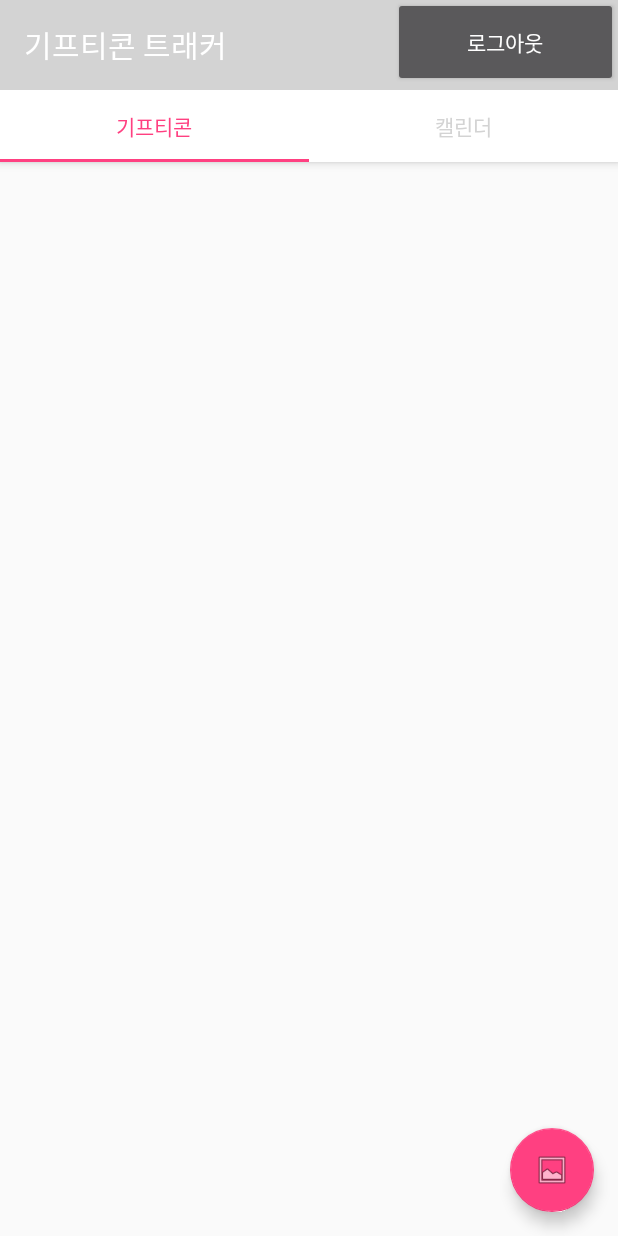
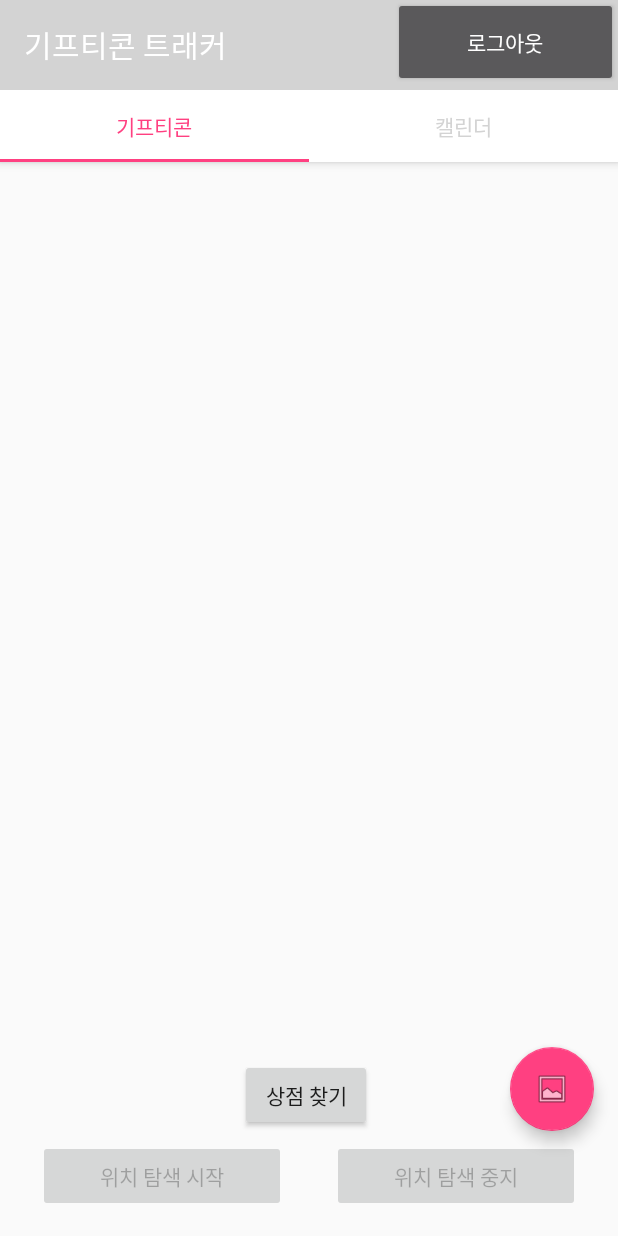
Before and after one commit to LoGuzo/CloudVision, an Android app: the MainActivity screen opened directly, with no data from a screen before it, on a phone screen of 412 x 824 dp. Run offline under Robolectric (Android 15) with nearby library versions, the phone set to English and light mode, and no system bars; our stand-ins replace Firebase (no records; nobody signed in at launch, a user with empty details on screens opened directly); libraries missing offline, so code that uses them is left out: com.prolificinteractive.materialcalendarview; pictures from the network do not load; 6 statements that could not run were skipped.

Commit message:
위치 알림 추가

```diff
--- a/app/build.gradle
+++ b/app/build.gradle
@@ -71,7 +71,6 @@ dependencies {
     annotationProcessor 'com.github.bumptech.glide:compiler:4.12.0'   //클라이드 이미지 로딩2
 
     //김명준
-    implementation('com.google.android.gms:play-services-location:18.0.0')
     implementation 'com.google.android.gms:play-services-location:18.0.0'
     implementation 'com.google.android.gms:play-services-maps:18.1.0'
 }
--- a/app/src/main/AndroidManifest.xml
+++ b/app/src/main/AndroidManifest.xml
@@ -3,7 +3,9 @@
     xmlns:tools="http://schemas.android.com/tools"
     package="com.google.sample.cloudvision">
 
+    <uses-permission android:name="android.permission.ACCESS_FINE_LOCATION" />
     <uses-permission android:name="android.permission.FOREGROUND_SERVICE" />
+    <uses-permission android:name="android.permission.POST_NOTIFICATIONS" />
     <uses-permission android:name="android.permission.VIBRATE" />
     <uses-permission android:name="android.permission.ACCESS_COARSE_LOCATION" />
     <uses-permission android:name="android.permission.INTERNET" />
@@ -65,6 +67,10 @@
                 <action android:name="android.intent.action.BOOT_COMPLETED" />
             </intent-filter>
         </receiver>
+        <service
+            android:name=".alarmFunction.LocationService"
+            android:enabled="true"
+            android:exported="true"/>
     </application>
 
 </manifest>
--- a/app/src/main/java/com/google/sample/cloudvision/alarmFunction/AlarmReceiver.java
+++ b/app/src/main/java/com/google/sample/cloudvision/alarmFunction/AlarmReceiver.java
@@ -71,4 +71,5 @@ public class AlarmReceiver extends BroadcastReceiver {
 
     }
 
+
 }
--- a/app/src/main/java/com/google/sample/cloudvision/alarmFunction/Constants.java
+++ b/app/src/main/java/com/google/sample/cloudvision/alarmFunction/Constants.java
@@ -2,7 +2,7 @@ package com.google.sample.cloudvision.alarmFunction;
 
 public class Constants {
     static final int SERVICE_ID = 10;
-    static final String START_SERVICE = "startLocationService";
-    static final String STOP_SERVICE = "stopLocationService";
-    static String nearestStore = null;
+    public static final String START_SERVICE = "startLocationService";
+    public static final String STOP_SERVICE = "stopLocationService";
+    public static String nearestStore = null;
 }
--- a/app/src/main/java/com/google/sample/cloudvision/alarmFunction/LocationService.java
+++ b/app/src/main/java/com/google/sample/cloudvision/alarmFunction/LocationService.java
@@ -50,8 +50,6 @@ public class LocationService extends Service {
 
 
     final int REFERENCEDISTANCE = 500; //알람 받을 반경
-    private GregorianCalendar mCalender;
-    static long diff;
     static double cx = 126.9071288; //초기 경도
     static double cy = 37.5154133; //초기 위도
     static float distanceResult;
--- a/app/src/main/java/com/google/sample/cloudvision/fragment/GalleryFragment.java
+++ b/app/src/main/java/com/google/sample/cloudvision/fragment/GalleryFragment.java
@@ -1,6 +1,10 @@
 package com.google.sample.cloudvision.fragment;
 
+import android.Manifest;
+import android.app.ActivityManager;
 import android.content.Context;
+import android.content.Intent;
+import android.content.pm.PackageManager;
 import android.os.Bundle;
 import android.util.Log;
 import android.view.LayoutInflater;
@@ -15,6 +19,8 @@ import androidx.annotation.NonNull;
 import androidx.annotation.Nullable;
 import androidx.appcompat.app.AlertDialog;
 import androidx.appcompat.app.AppCompatActivity;
+import androidx.core.app.ActivityCompat;
+import androidx.core.content.ContextCompat;
 import androidx.fragment.app.Fragment;
 import androidx.fragment.app.FragmentManager;
 import androidx.recyclerview.widget.GridLayoutManager;
@@ -31,6 +37,8 @@ import com.google.firebase.database.DatabaseReference;
 import com.google.firebase.database.FirebaseDatabase;
 import com.google.firebase.database.ValueEventListener;
 import com.google.sample.cloudvision.R;
+import com.google.sample.cloudvision.alarmFunction.Constants;
+import com.google.sample.cloudvision.alarmFunction.LocationService;
 import com.google.sample.cloudvision.function.CustomAdapter;
 import com.google.sample.cloudvision.function.ItemClickListener;
 import com.google.sample.cloudvision.function.OnDataPassListener;
@@ -55,7 +63,7 @@ public class GalleryFragment extends Fragment{
     FirebaseUser firebaseUser = mFirebaseAuth.getCurrentUser();
     ItemClickListener itemClickListener;
     OnDataPassListener onDataPassListener;
-    private String exBarcode;
+
     @Override
     public void onAttach(@NonNull Context context) {
         super.onAttach(context);
@@ -112,6 +120,7 @@ public class GalleryFragment extends Fragment{
                     User user=snapshot.getValue(User.class); // 만들어 뒀던 User객체 받기
                     if(user.getChkRd()){
                         CustomAdapter.setEx(user.getBarCode());
+                        onDataPassListener.sendM(user.getStore());
                     }
                     if(!user.getChkAr()){
                         alarmList.add(user);
@@ -139,5 +148,4 @@ public class GalleryFragment extends Fragment{
         recyclerView.setLayoutManager(layoutManager);
         recyclerView.setAdapter(adapter); // 리사이클러뷰에 어댑터 연결결
     }
-
 }
--- a/app/src/main/java/com/google/sample/cloudvision/login/RegisterActivity.java
+++ b/app/src/main/java/com/google/sample/cloudvision/login/RegisterActivity.java
@@ -57,7 +57,7 @@ public class RegisterActivity extends AppCompatActivity {
                             UserAccount account = new UserAccount();
                             account.setIdToken(firebaseUser.getUid());
                             account.setEmailId(firebaseUser.getEmail());
-                            account.setPassword(strPwd);
+                            //account.setPassword(strPwd);
                             account.setName(strName);
 
                             // setValue : 데베 삽입
--- a/app/src/main/res/layout/activity_main.xml
+++ b/app/src/main/res/layout/activity_main.xml
@@ -65,8 +65,35 @@
         android:layout_height="wrap_content"
         android:layout_gravity="bottom|right"
         android:src="@android:drawable/ic_menu_gallery"
-        android:layout_margin="@dimen/fab_margin"
-        android:layout_marginBottom="10dp"/>
+        android:layout_marginRight="@dimen/fab_margin"
+        android:layout_marginBottom="70dp"/>
+    <Button
+        android:id="@+id/buttonStartLocationUpdates"
+        android:layout_width="165dp"
+        android:layout_height="wrap_content"
+        android:onClick="onClickStart"
+        android:layout_gravity="bottom"
+        android:text="위치 탐색 시작"
+        android:layout_marginLeft="25dp"
+        android:layout_marginBottom="16dp"/>
+    <Button
+        android:id="@+id/buttonStopLocationUpdates"
+        android:layout_width="165dp"
+        android:layout_height="wrap_content"
+        android:onClick="onClickStop"
+        android:layout_gravity="bottom|right"
+        android:text="위치 탐색 중지"
+        android:layout_marginRight="25dp"
+        android:layout_marginBottom="16dp"/>
 
-
+    <Button
+        android:id="@+id/StoreLocation"
+        android:layout_width="wrap_content"
+        android:layout_height="wrap_content"
+        android:layout_weight="1"
+        android:layout_gravity="bottom"
+        android:onClick="findNearbyStores"
+        android:layout_marginLeft="160dp"
+        android:layout_marginBottom="70dp"
+        android:text="상점 찾기" />
 </androidx.coordinatorlayout.widget.CoordinatorLayout>
--- a/app/src/main/res/values/strings.xml
+++ b/app/src/main/res/values/strings.xml
@@ -9,5 +9,8 @@
     <string name="dialog_select_camera">Camera</string>
     <string name="dialog_select_gallery">Gallery</string>
 
+    <string name="start_location_update">시작</string>
+    <string name="stop_location_updates">종료</string>
+
     <string name="image_picker_error">Something is wrong with that image. Pick a different one please.</string>
 </resources>
```
Also changed, not shown: app/src/main/java/com/google/sample/cloudvision/MainActivity.java (+103 -6 lines), 3 other files.
